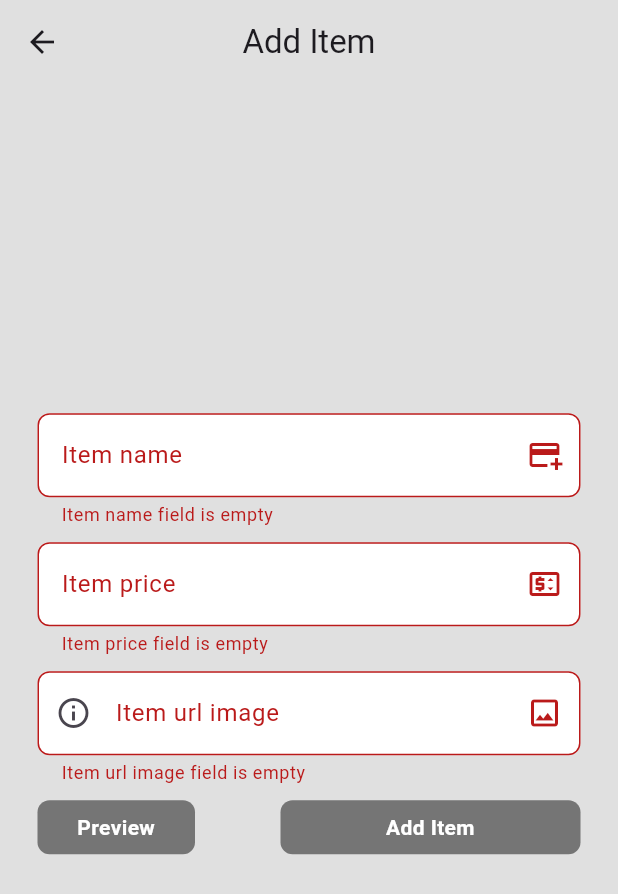
After one commit to LMFranke/udesc_cafeteria, a Flutter app: the AddItemPage screen opened by its route, after a tap on "Preview", on a phone screen of 412 x 824 dp. The commit adds this screen. Shown: the top 894 px of the screen. Run offline on Flutter 3.47's test engine with Material 2 defaults, Android fonts, the phone set to English and light mode, and no system bars; our stand-ins replace drift, google_nav_bar, shared_preferences; accounts and stored records are empty; generated files the repository leaves out were written again.

Commit message:
continue adm page

```diff
--- a/lib/components/request_item.dart
+++ b/lib/components/request_item.dart
@@ -1,10 +1,8 @@
 import 'package:flutter/material.dart';
-
-import '../model/item.dart';
+import 'package:udesc_v2/model/request_item.dart';
 
 class MyRequestItem extends StatefulWidget {
-
-  final Item item;
+  final RequestItem item;
 
   const MyRequestItem({super.key, required this.item});
 
@@ -27,7 +25,7 @@ class _MyRequestItemState extends State<MyRequestItem> {
           child: Text(widget.item.name.characters.first),
         ),
         title: Text(widget.item.name),
-        subtitle: Text(widget.item.price.toString()),
+        subtitle: Text(widget.item.person.name),
       ),
     );
   }
--- a/lib/main.dart
+++ b/lib/main.dart
@@ -1,6 +1,7 @@
 import 'package:flutter/material.dart';
 import 'package:provider/provider.dart';
 import 'package:udesc_v2/database/database.dart';
+import 'package:udesc_v2/pages/adm_page/add_item_page.dart';
 import 'package:udesc_v2/pages/adm_page/adm_page.dart';
 import 'package:udesc_v2/pages/auth_pages/login_page.dart';
 import 'package:udesc_v2/pages/auth_pages/signup_page.dart';
@@ -41,6 +42,7 @@ class MyApp extends StatelessWidget {
         "/homepage": (context) => const HomePage(),
         "/signup_page": (context) => const SignUpPage(),
         "/adm_page": (context) => const AdmPage(),
+        "/add_item_page": (context) => const AddItemPage(),
       },
     );
   }
--- /dev/null
+++ b/lib/model/request_item.dart
@@ -0,0 +1,14 @@
+import 'package:udesc_v2/model/item.dart';
+import 'package:udesc_v2/model/person.dart';
+
+class RequestItem extends Item {
+  Person person;
+
+  RequestItem({
+    required this.person,
+    required super.id,
+    required super.imageUrl,
+    required super.name,
+    required super.price,
+  });
+}
--- /dev/null
+++ b/lib/pages/adm_page/add_item_page.dart
@@ -0,0 +1,228 @@
+import 'package:flutter/material.dart';
+import 'package:provider/provider.dart';
+import 'package:udesc_v2/components/alert_dialog_preview_item.dart';
+import 'package:udesc_v2/database/database.dart';
+import 'package:udesc_v2/model/item.dart';
+
+class AddItemPage extends StatefulWidget {
+  const AddItemPage({super.key});
+
+  @override
+  State<AddItemPage> createState() => _AddItemPageState();
+}
+
+class _AddItemPageState extends State<AddItemPage> {
+  final GlobalKey<FormState> _formKey = GlobalKey();
+
+  TextEditingController nameController = TextEditingController();
+  TextEditingController priceController = TextEditingController();
+  TextEditingController urlImageController = TextEditingController();
+
+  final FocusNode focusNodeName = FocusNode();
+  final FocusNode focusNodePrice = FocusNode();
+  final FocusNode focusNodeUrlImage = FocusNode();
+
+  @override
+  Widget build(BuildContext context) {
+    return Consumer<MyDatabase>(
+      builder: (context, value, child) => Scaffold(
+        backgroundColor: Colors.grey[300],
+        appBar: AppBar(
+          backgroundColor: Colors.transparent,
+          centerTitle: true,
+          title: const Text("Add Item"),
+        ),
+        body: Form(
+          key: _formKey,
+          child: Column(
+            mainAxisAlignment: MainAxisAlignment.center,
+            children: [
+              Padding(
+                padding: const EdgeInsets.symmetric(horizontal: 25.0),
+                child: TextFormField(
+                  decoration: InputDecoration(
+                    label: const Text("Item name"),
+                    filled: true,
+                    fillColor: Colors.white,
+                    border: OutlineInputBorder(
+                      borderRadius: BorderRadius.circular(8),
+                    ),
+                    suffixIcon: const Icon(
+                      Icons.add_card,
+                    ),
+                  ),
+                  controller: nameController,
+                  validator: (value) {
+                    if (nameController.text.isEmpty ||
+                        nameController.text == null) {
+                      return "Item name field is empty";
+                    }
+                    return null;
+                  },
+                  focusNode: focusNodeName,
+                ),
+              ),
+              const SizedBox(
+                height: 10,
+              ),
+              Padding(
+                padding: const EdgeInsets.symmetric(horizontal: 25.0),
+                child: TextFormField(
+                  decoration: InputDecoration(
+                    label: const Text("Item price"),
+                    filled: true,
+                    fillColor: Colors.white,
+                    border: OutlineInputBorder(
+                      borderRadius: BorderRadius.circular(8),
+                    ),
+                    suffixIcon: const Icon(
+                      Icons.price_change_outlined,
+                    ),
+                  ),
+                  controller: priceController,
+                  validator: (value) {
+                    if (priceController.text.isEmpty ||
+                        priceController.text == null) {
+                      return "Item price field is empty";
+                    }
+                    return null;
+                  },
+                  keyboardType: TextInputType.number,
+                  focusNode: focusNodePrice,
+                ),
+              ),
+              const SizedBox(
+                height: 10,
+              ),
+              Padding(
+                padding: const EdgeInsets.symmetric(horizontal: 25.0),
+                child: TextFormField(
+                  decoration: InputDecoration(
+                    label: const Text("Item url image"),
+                    filled: true,
+                    fillColor: Colors.white,
+                    border: OutlineInputBorder(
+                      borderRadius: BorderRadius.circular(8),
+                    ),
+                    suffixIcon: const Icon(
+                      Icons.image_outlined,
+                    ),
+                    prefixIcon: IconButton(
+                      onPressed: () {
+                        ScaffoldMessenger.of(context).showSnackBar(
+                          SnackBar(
+                            content: Row(
+                              mainAxisAlignment: MainAxisAlignment.center,
+                              children: [
+                                Container(
+                                  decoration: BoxDecoration(
+                                      borderRadius: BorderRadius.circular(8),
+                                      color: Colors.grey[100]),
+                                  padding: const EdgeInsets.all(8),
+                                  child: Text(
+                                    "Put the URL of an image in this field",
+                                    textAlign: TextAlign.center,
+                                    style: TextStyle(
+                                        color: Colors.grey[800], fontSize: 16),
+                                  ),
+                                ),
+                              ],
+                            ),
+                            backgroundColor: Colors.transparent,
+                            elevation: 0,
+                          ),
+                        );
+                      },
+                      icon: const Icon(Icons.info_outline),
+                    ),
+                  ),
+                  controller: urlImageController,
+                  validator: (value) {
+                    if (urlImageController.text.isEmpty ||
+                        urlImageController.text == null) {
+                      return "Item url image field is empty";
+                    }
+                    return null;
+                  },
+                  focusNode: focusNodeUrlImage,
+                ),
+              ),
+              const SizedBox(
+                height: 10,
+              ),
+              Padding(
+                padding: const EdgeInsets.symmetric(horizontal: 25.0),
+                child: Row(
+                  mainAxisAlignment: MainAxisAlignment.spaceBetween,
+                  children: [
+                    GestureDetector(
+                      child: Container(
+                        width: 105,
+                        padding: const EdgeInsets.all(8),
+                        decoration: BoxDecoration(
+                            borderRadius: BorderRadius.circular(8),
+                            color: Colors.grey[600]),
+                        child: const Text(
+                          "Preview",
+                          textAlign: TextAlign.center,
+                          style: TextStyle(
+                            color: Colors.white,
+                            fontWeight: FontWeight.bold,
+                          ),
+                        ),
+                      ),
+                      onTap: () {
+                        if (_formKey.currentState!.validate()) {
+                          showDialog(
+                            context: context,
+                            builder: (context) => AlertDialogPreviewItem(
+                              item: Item(
+                                id: 0,
+                                imageUrl: urlImageController.text,
+                                name: nameController.text,
+                                price: double.parse(priceController.text),
+                              ),
+                            ),
+                          );
+                        }
+                      },
+                    ),
+                    GestureDetector(
+                      child: Container(
+                        width: 200,
+                        padding: const EdgeInsets.all(8),
+                        decoration: BoxDecoration(
+                            borderRadius: BorderRadius.circular(8),
+                            color: Colors.grey[600]),
+                        child: const Text(
+                          "Add Item",
+                          textAlign: TextAlign.center,
+                          style: TextStyle(
+                              color: Colors.white, fontWeight: FontWeight.bold),
+                        ),
+                      ),
+                      onTap: () {
+                        if (_formKey.currentState!.validate()) {
+                          value.addItem(
+                            ItemShoppingTableCompanion.insert(
+                              name: nameController.text,
+                              price: double.parse(priceController.text),
+                              urlImage: urlImageController.text,
+                            ),
+                          );
+                        }
+                      },
+                    ),
+                  ],
+                ),
+              ),
+              const SizedBox(
+                height: 35,
+              ),
+            ],
+          ),
+        ),
+      ),
+    );
+  }
+}
--- a/lib/provider/cart_provider.dart
+++ b/lib/provider/cart_provider.dart
@@ -1,8 +1,12 @@
 import 'package:flutter/foundation.dart';
+import 'package:udesc_v2/database/database.dart';
 
 import '../model/item.dart';
 
 class CartProvider extends ChangeNotifier {
+
+  MyDatabase database = MyDatabase();
+
   final List<Item> _listItem = [
     Item(id: 0, imageUrl: "imageUrl", name: "Item 1", price: 15),
     Item(id: 1, imageUrl: "imageUrl", name: "Item 2", price: 25),
```
Also changed, not shown: lib/components/alert_dialog_edit_item.dart (added, +189 -0 lines), lib/components/alert_dialog_preview_item.dart (added, +53 -0 lines), lib/components/shop_item.dart (+12 -3 lines), lib/database/database.dart (+40 -6 lines), lib/pages/adm_page/items_page.dart (+20 -8 lines), lib/pages/auth_pages/signup_page.dart (+0 -11 lines).
